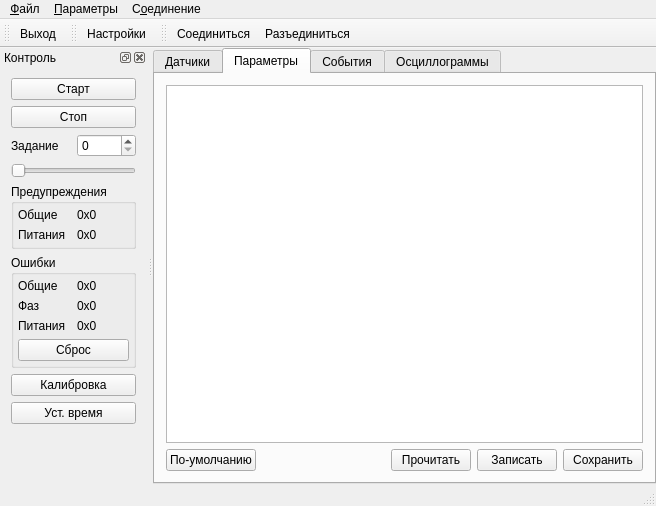
Above: mainwindow.ui from catompiler/qdrive before the change. Below: the same form after it.
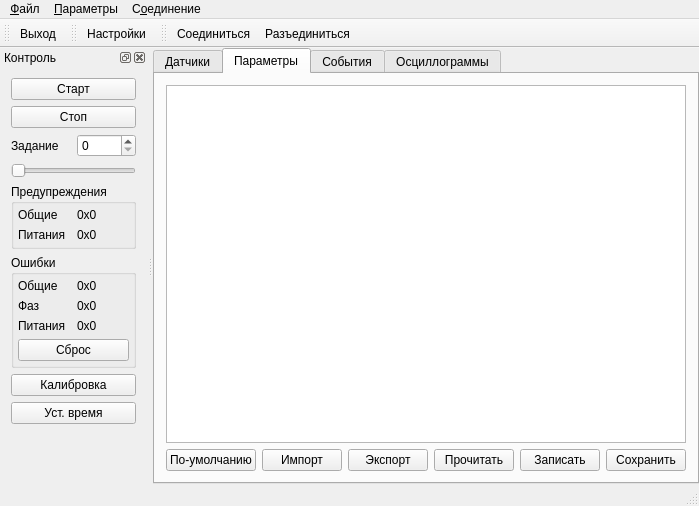
That is the form after the change. The open tabs and pages were chosen to show the change. Icons and pictures are not drawn. Custom widgets are drawn as their Qt base class.

```diff
--- a/mainwindow.ui
+++ b/mainwindow.ui
@@ -74,12 +74,26 @@
             </property>
             <property name="sizeHint" stdset="0">
              <size>
-              <width>40</width>
+              <width>18</width>
               <height>20</height>
              </size>
             </property>
            </spacer>
           </item>
+          <item>
+           <widget class="QPushButton" name="pbImportParams">
+            <property name="text">
+             <string>Импорт</string>
+            </property>
+           </widget>
+          </item>
+          <item>
+           <widget class="QPushButton" name="pbExportParams">
+            <property name="text">
+             <string>Экспорт</string>
+            </property>
+           </widget>
+          </item>
           <item>
            <widget class="QPushButton" name="pbReadParams">
             <property name="text">
@@ -451,7 +465,7 @@
      <x>0</x>
      <y>0</y>
      <width>656</width>
-     <height>20</height>
+     <height>21</height>
     </rect>
    </property>
    <widget class="QMenu" name="mnuFile">
```
Left out of the diff: 2 changed lines with no effect on the pictures.
